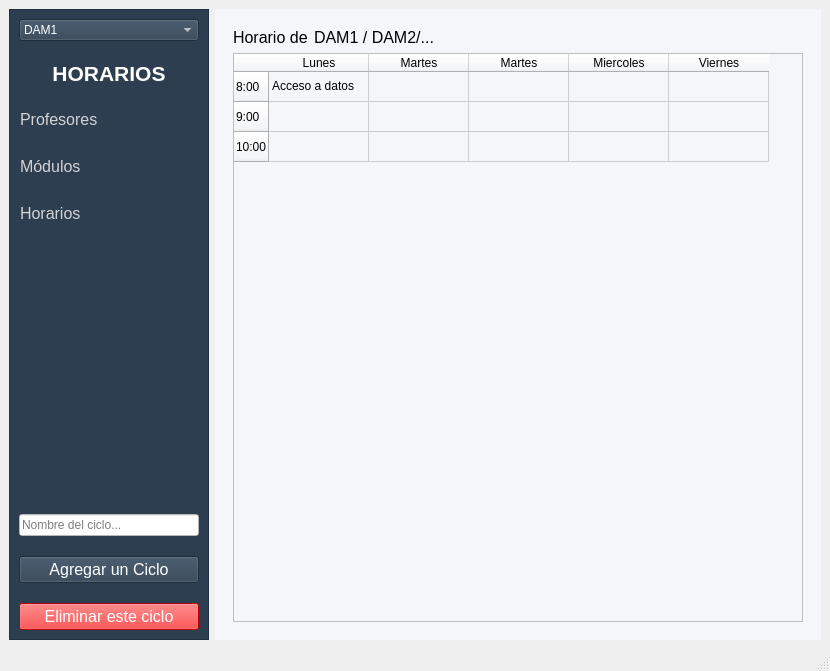
IvanJesusCorbalanPascual/Creador-de-Horarios, file src/ui/horarios.ui: the form before one commit.
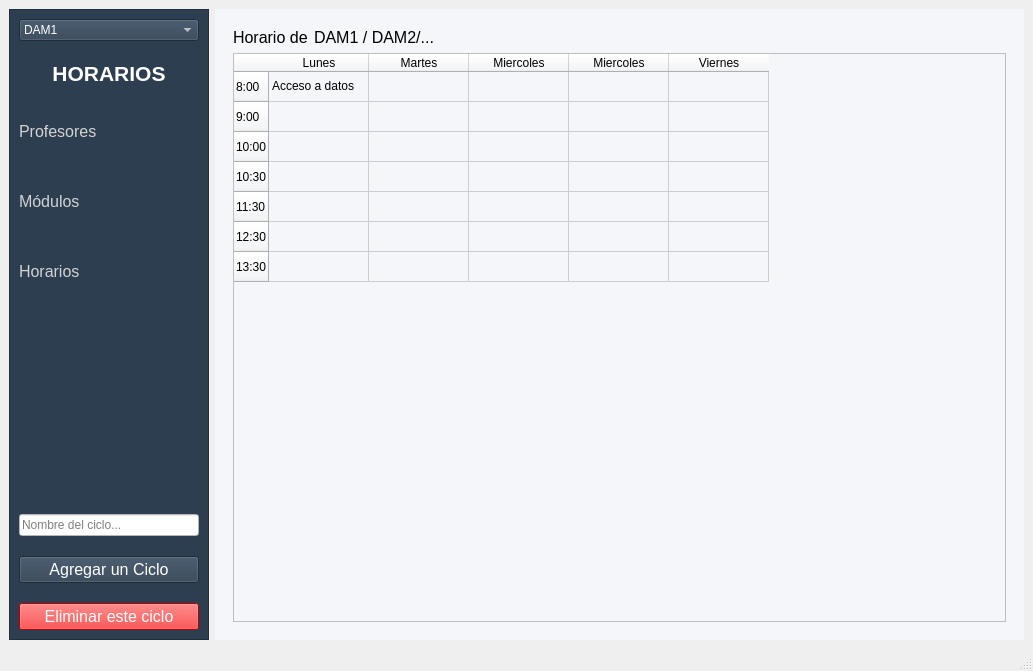
The form after the commit. The open tabs and pages were chosen to show the change.

```diff
--- a/src/ui/horarios.ui
+++ b/src/ui/horarios.ui
@@ -6,7 +6,7 @@
    <rect>
     <x>0</x>
     <y>0</y>
-    <width>830</width>
+    <width>1033</width>
     <height>671</height>
    </rect>
   </property>
@@ -81,6 +81,12 @@
        </item>
        <item>
         <widget class="QPushButton" name="btn_profesores">
+         <property name="minimumSize">
+          <size>
+           <width>0</width>
+           <height>50</height>
+          </size>
+         </property>
          <property name="font">
           <font>
            <pointsize>12</pointsize>
@@ -93,8 +99,24 @@
           <enum>Qt::LeftToRight</enum>
          </property>
          <property name="styleSheet">
-          <string notr="true">text-align:left;
-color:lightgrey;</string>
+          <string notr="true">/* Estilo Base del botón plano (flat) */
+QPushButton {
+    /* Mantiene el texto visible */
+    color: white;
+    /* Asegura que no tenga bordes 3D */
+    border: none;
+    /* Fondo transparente cuando está inactivo */
+    background-color: transparent;
+	text-align:left;
+	color:lightgrey
+}
+
+/* Estilo al pasar el ratón (Hover) */
+QPushButton:hover {
+    /* Aquí definimos el cambio visual */
+    background-color: #34495e; /* Gris claro sutil */
+    /*  border: 1px solid #B0B0B0; Le añade un borde sutil solo al pasar el ratón */
+}</string>
          </property>
          <property name="text">
           <string>Profesores</string>
@@ -106,6 +128,12 @@
        </item>
        <item>
         <widget class="QPushButton" name="btn_modulos">
+         <property name="minimumSize">
+          <size>
+           <width>0</width>
+           <height>50</height>
+          </size>
+         </property>
          <property name="font">
           <font>
            <pointsize>12</pointsize>
@@ -118,8 +146,24 @@
           <enum>Qt::LeftToRight</enum>
          </property>
          <property name="styleSheet">
-          <string notr="true">text-align:left;
-color:lightgrey;</string>
+          <string notr="true">/* Estilo Base del botón plano (flat) */
+QPushButton {
+    /* Mantiene el texto visible */
+    color: white;
+    /* Asegura que no tenga bordes 3D */
+    border: none;
+    /* Fondo transparente cuando está inactivo */
+    background-color: transparent;
+	text-align:left;
+	color:lightgrey
+}
+
+/* Estilo al pasar el ratón (Hover) */
+QPushButton:hover {
+    /* Aquí definimos el cambio visual */
+    background-color: #34495e; /* Gris claro sutil */
+    /*  border: 1px solid #B0B0B0; Le añade un borde sutil solo al pasar el ratón */
+}</string>
          </property>
          <property name="text">
           <string>Módulos</string>
@@ -131,6 +175,18 @@
        </item>
        <item>
         <widget class="QPushButton" name="btn_horarios">
+         <property name="sizePolicy">
+          <sizepolicy hsizetype="Minimum" vsizetype="Fixed">
+           <horstretch>0</horstretch>
+           <verstretch>0</verstretch>
+          </sizepolicy>
+         </property>
+         <property name="minimumSize">
+          <size>
+           <width>0</width>
+           <height>50</height>
+          </size>
+         </property>
          <property name="font">
           <font>
            <pointsize>12</pointsize>
@@ -142,13 +198,35 @@
          <property name="layoutDirection">
           <enum>Qt::LeftToRight</enum>
          </property>
+         <property name="autoFillBackground">
+          <bool>false</bool>
+         </property>
          <property name="styleSheet">
-          <string notr="true">text-align:left;
-color:lightgrey;</string>
+          <string notr="true">/* Estilo Base del botón plano (flat) */
+QPushButton {
+    /* Mantiene el texto visible */
+    color: white;
+    /* Asegura que no tenga bordes 3D */
+    border: none;
+    /* Fondo transparente cuando está inactivo */
+    background-color: transparent;
+	text-align:left;
+	color:lightgrey
+}
+
+/* Estilo al pasar el ratón (Hover) */
+QPushButton:hover {
+    /* Aquí definimos el cambio visual */
+    background-color: #34495e; /* Gris claro sutil */
+    /*  border: 1px solid #B0B0B0; Le añade un borde sutil solo al pasar el ratón */
+}</string>
          </property>
          <property name="text">
           <string>Horarios</string>
          </property>
+         <property name="default">
+          <bool>false</bool>
+         </property>
          <property name="flat">
           <bool>true</bool>
          </property>
@@ -574,6 +652,26 @@
                <string>10:00</string>
               </property>
              </row>
+             <row>
+              <property name="text">
+               <string>10:30</string>
+              </property>
+             </row>
+             <row>
+              <property name="text">
+               <string>11:30</string>
+              </property>
+             </row>
+             <row>
+              <property name="text">
+               <string>12:30</string>
+              </property>
+             </row>
+             <row>
+              <property name="text">
+               <string>13:30</string>
+              </property>
+             </row>
              <column>
               <property name="text">
                <string>Lunes</string>
@@ -586,7 +684,7 @@
              </column>
              <column>
               <property name="text">
-               <string>Martes</string>
+               <string>Miercoles</string>
               </property>
              </column>
              <column>
```
Left out of the diff: 4 changed lines with no effect on the pictures.
